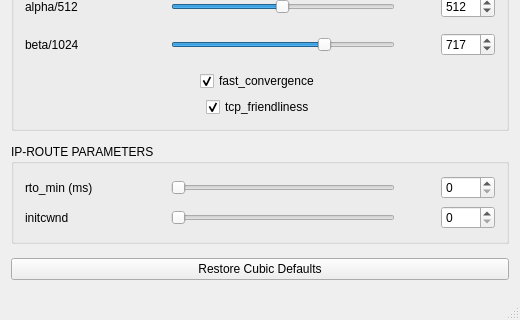
First picture: the form in gui/SlidersOfEvil/mainwindow.ui, repository Gasparila/TCPTuner, before the edit; both pictures show x 0 to 520 and y 280 to 600 of the 520 by 600 pixel window.
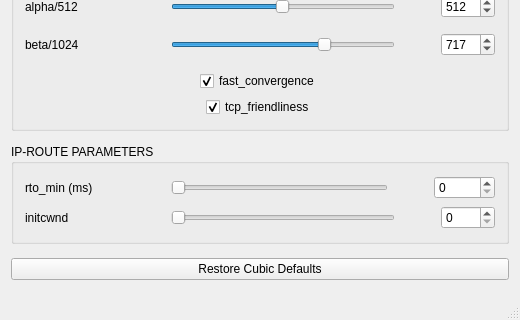
Second picture: the form after the edit. Custom widgets are drawn as their Qt base class.

Commit message: RTO_MIN now goes to 10sec. TODO: Why doesn't it seem to take that long?

The edit to the form file:
```diff
--- a/gui/SlidersOfEvil/mainwindow.ui
+++ b/gui/SlidersOfEvil/mainwindow.ui
@@ -471,7 +471,7 @@
             <number>0</number>
            </property>
            <property name="maximum">
-            <number>1000</number>
+            <number>10000</number>
            </property>
            <property name="value">
             <number>0</number>
@@ -506,7 +506,7 @@
             <number>0</number>
            </property>
            <property name="maximum">
-            <number>1000</number>
+            <number>10000</number>
            </property>
            <property name="value">
             <number>0</number>
```
